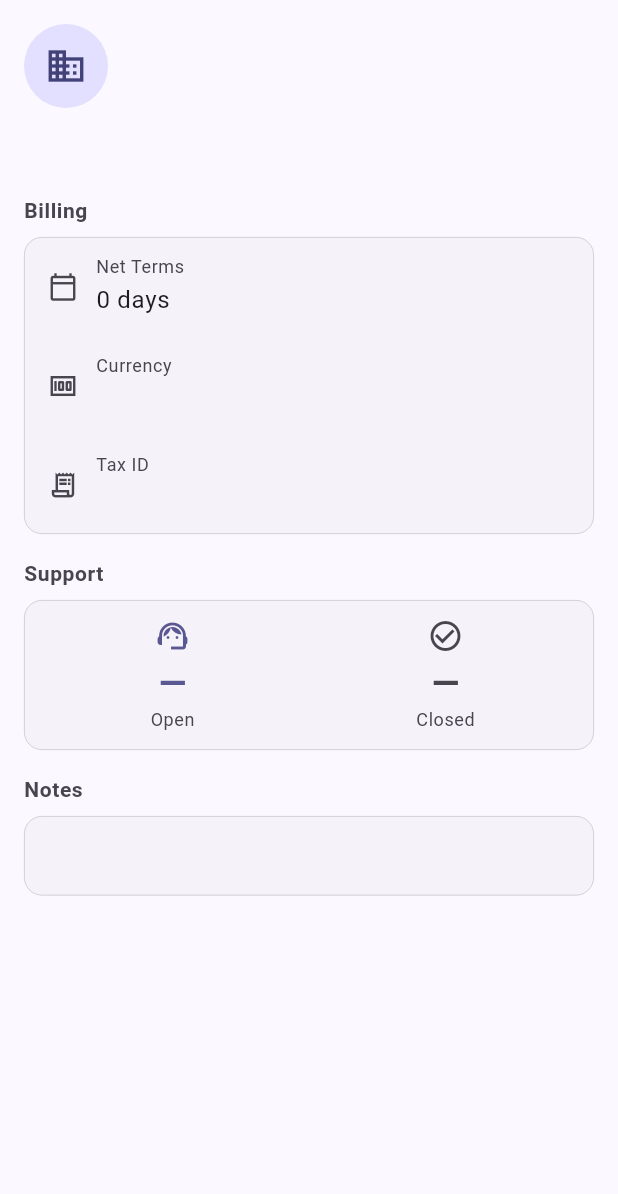
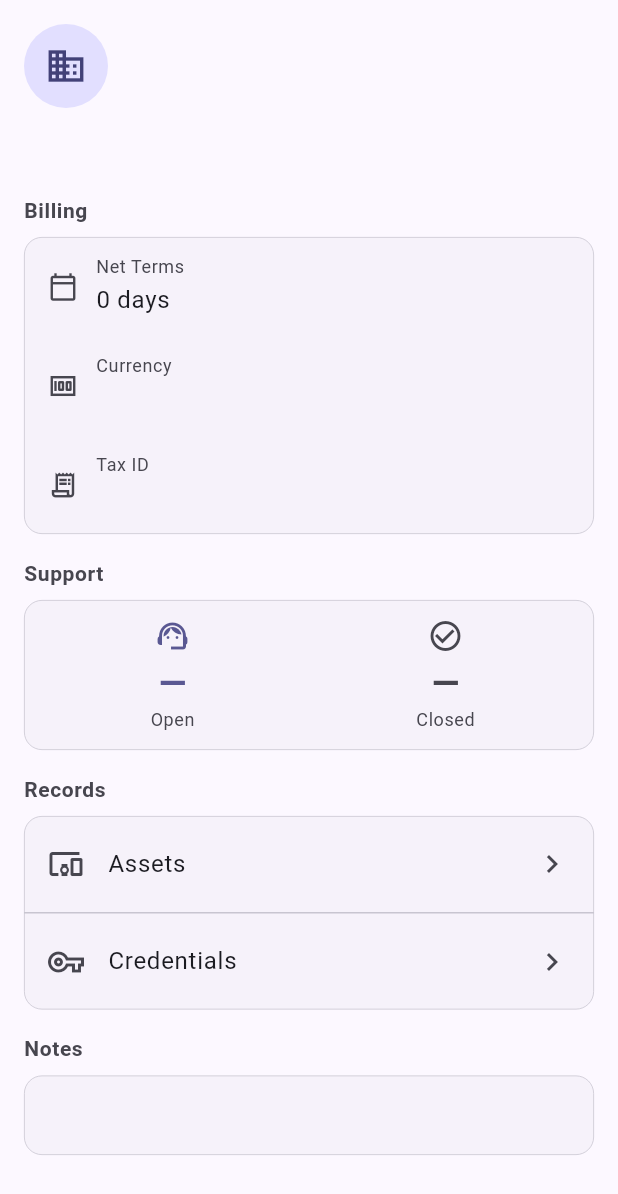
Before and after one commit to BoredManCodes/ferrule, a Flutter app: the _ClientBody widget shown alone on an empty page, opened directly with empty values, on a phone screen of 412 x 824 dp. Shown: the top 1194 px of the screen. Run offline on Flutter 3.47's test engine with Material 3 defaults, Android fonts, the phone set to English and light mode, and no system bars; our stand-ins replace cookie_jar, dio, dio_cookie_manager, file_picker, flutter_html, flutter_local_notifications and 12 more; missing offline and left inert: mobile_scanner; accounts and stored records are empty.

Commit message:
Show a client's assets, credentials and locations from the client screen
Assets and Vault take ?client=ID to show one client's records, and a
new record started from there has the client picked. Filtering is done
in the app since stock ITFlow's read endpoints don't take client_id.

```diff
--- a/lib/features/assets/asset_form_screen.dart
+++ b/lib/features/assets/asset_form_screen.dart
@@ -8,7 +8,9 @@ import 'asset_repository.dart';
 
 class AssetFormScreen extends ConsumerStatefulWidget {
   final int? assetId;
-  const AssetFormScreen({super.key, this.assetId});
+  /// Preselects the client on a new asset.
+  final int? initialClientId;
+  const AssetFormScreen({super.key, this.assetId, this.initialClientId});
 
   @override
   ConsumerState<AssetFormScreen> createState() => _AssetFormScreenState();
@@ -40,6 +42,7 @@ class _AssetFormScreenState extends ConsumerState<AssetFormScreen> {
     if (_isEdit) {
       _hydrate();
     } else {
+      _clientId = widget.initialClientId;
       _loaded = true;
     }
   }
--- a/lib/features/clients/client_detail_screen.dart
+++ b/lib/features/clients/client_detail_screen.dart
@@ -6,6 +6,7 @@ import 'package:url_launcher/url_launcher.dart';
 
 import '../../core/util.dart';
 import '../../core/widgets.dart';
+import '../assets/asset_repository.dart';
 import '../contacts/contact_model.dart';
 import '../contacts/contact_repository.dart';
 import '../tickets/ticket_repository.dart';
@@ -155,6 +156,11 @@ class _ClientBody extends ConsumerWidget {
     final tickets = ticketsAsync.value
         ?.where((t) => t.clientId == client.id)
         .toList();
+    final clientAssets = ref
+        .watch(assetsProvider)
+        .value
+        ?.where((a) => a.clientId == client.id)
+        .toList();
     final openTickets = tickets?.where((t) => !t.isResolved).length;
     final closedTickets = tickets?.where((t) => t.isResolved).length;
 
@@ -164,6 +170,7 @@ class _ClientBody extends ConsumerWidget {
         ref.invalidate(clientLocationsProvider(client.id));
         ref.invalidate(contactsProvider);
         ref.invalidate(ticketsProvider);
+        ref.invalidate(assetsProvider);
         ref.invalidate(clientBannersProvider(client.id));
       },
       child: ListView(
@@ -188,6 +195,42 @@ class _ClientBody extends ConsumerWidget {
             closed: closedTickets,
             loading: ticketsAsync.isLoading,
           ),
+          const SectionHeader('Records'),
+          Card(
+            margin: const EdgeInsets.symmetric(horizontal: 16),
+            child: Column(
+              children: [
+                ListTile(
+                  leading: const Icon(Icons.devices_other_outlined),
+                  title: const Text('Assets'),
+                  trailing: Row(
+                    mainAxisSize: MainAxisSize.min,
+                    children: [
+                      if (clientAssets != null) Text('${clientAssets.length}'),
+                      const Icon(Icons.chevron_right),
+                    ],
+                  ),
+                  onTap: () => context.push('/assets?client=${client.id}'),
+                ),
+                const Divider(height: 1),
+                ListTile(
+                  leading: const Icon(Icons.vpn_key_outlined),
+                  title: const Text('Credentials'),
+                  trailing: const Icon(Icons.chevron_right),
+                  onTap: () =>
+                      context.push('/credentials?client=${client.id}'),
+                ),
+              ],
+            ),
+          ),
+          if ((locationsAsync.value?.length ?? 0) > 1) ...[
+            const SectionHeader('Locations'),
+            for (final r in locationsAsync.value!)
+              if (r != primaryLocation) ...[
+                _LocationCard(row: r, showName: true),
+                const SizedBox(height: 8),
+              ],
+          ],
           if (contacts.length > 1 ||
               (contacts.isNotEmpty && primaryContact == null)) ...[
             const SectionHeader('Contacts'),
@@ -268,14 +311,21 @@ class _Header extends StatelessWidget {
 
 class _LocationCard extends StatelessWidget {
   final Map<String, dynamic> row;
-  const _LocationCard({required this.row});
+  final bool showName;
+  const _LocationCard({required this.row, this.showName = false});
 
   @override
   Widget build(BuildContext context) {
     final address = _composeAddress(row);
     final phone = _composePhone(row['location_phone_country_code'],
         row['location_phone'], row['location_phone_extension']);
+    final name = str(row['location_name']);
     final children = <Widget>[
+      if (showName && name != null && name.isNotEmpty)
+        ListTile(
+          leading: const Icon(Icons.business_outlined),
+          title: Text(name),
+        ),
       if (address != null)
         KeyValueTile(
           label: 'Address',
--- a/lib/features/credentials/credential_form_screen.dart
+++ b/lib/features/credentials/credential_form_screen.dart
@@ -7,7 +7,9 @@ import 'credential_repository.dart';
 
 class CredentialFormScreen extends ConsumerStatefulWidget {
   final int? credentialId;
-  const CredentialFormScreen({super.key, this.credentialId});
+  /// Preselects the client on a new credential.
+  final int? initialClientId;
+  const CredentialFormScreen({super.key, this.credentialId, this.initialClientId});
 
   @override
   ConsumerState<CredentialFormScreen> createState() =>
@@ -38,6 +40,7 @@ class _CredentialFormScreenState extends ConsumerState<CredentialFormScreen> {
     if (_isEdit) {
       _hydrate();
     } else {
+      _clientId = widget.initialClientId;
       _loaded = true;
     }
   }
--- a/pubspec.yaml
+++ b/pubspec.yaml
@@ -16,7 +16,7 @@ publish_to: 'none' # Remove this line if you wish to publish to pub.dev
 # https://developer.apple.com/library/archive/documentation/General/Reference/InfoPlistKeyReference/Articles/CoreFoundationKeys.html
 # In Windows, build-name is used as the major, minor, and patch parts
 # of the product and file versions while build-number is used as the build suffix.
-version: 1.2.2+14
+version: 1.2.3+15
 
 environment:
   sdk: ^3.10.4
```
Also changed, not shown: lib/core/router.dart (+11 -4 lines), lib/features/assets/assets_screen.dart (+11 -3 lines), lib/features/credentials/credentials_screen.dart (+21 -7 lines), 1 other file.
